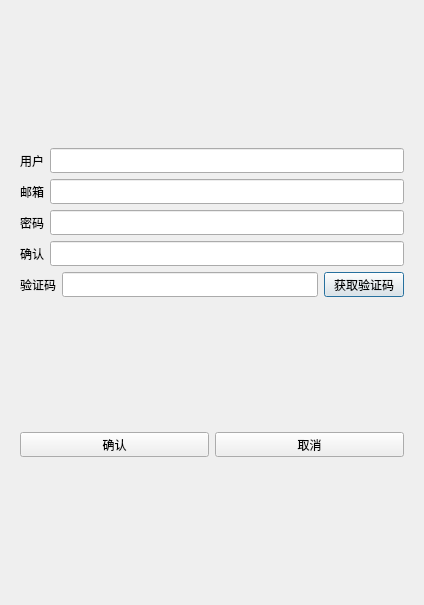
This is client/QTChat/registerdialog.ui in yizhinailong/ChatCpp as Qt 5 draws it before an edit. The edited form follows.
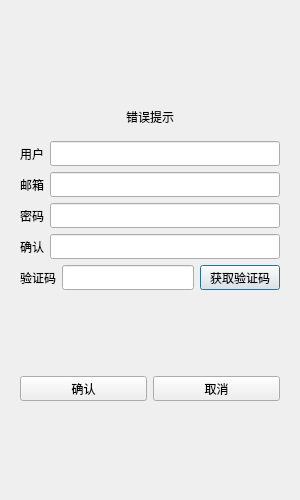
This is the edited form.

```diff
--- a/client/QTChat/registerdialog.ui
+++ b/client/QTChat/registerdialog.ui
@@ -6,10 +6,22 @@
    <rect>
     <x>0</x>
     <y>0</y>
-    <width>424</width>
-    <height>605</height>
+    <width>300</width>
+    <height>500</height>
    </rect>
   </property>
+  <property name="minimumSize">
+   <size>
+    <width>300</width>
+    <height>500</height>
+   </size>
+  </property>
+  <property name="maximumSize">
+   <size>
+    <width>300</width>
+    <height>500</height>
+   </size>
+  </property>
   <property name="windowTitle">
    <string>Dialog</string>
   </property>
@@ -33,6 +45,28 @@
            </property>
           </spacer>
          </item>
+         <item>
+          <widget class="QWidget" name="widget" native="true">
+           <property name="minimumSize">
+            <size>
+             <width>0</width>
+             <height>0</height>
+            </size>
+           </property>
+           <layout class="QVBoxLayout" name="verticalLayout_4">
+            <item>
+             <widget class="QLabel" name="error_tip">
+              <property name="text">
+               <string>错误提示</string>
+              </property>
+              <property name="alignment">
+               <set>Qt::AlignmentFlag::AlignCenter</set>
+              </property>
+             </widget>
+            </item>
+           </layout>
+          </widget>
+         </item>
          <item>
           <layout class="QHBoxLayout" name="horizontalLayout_2">
            <item>
```
Left out of the diff: 3 changed lines with no effect on the pictures.
